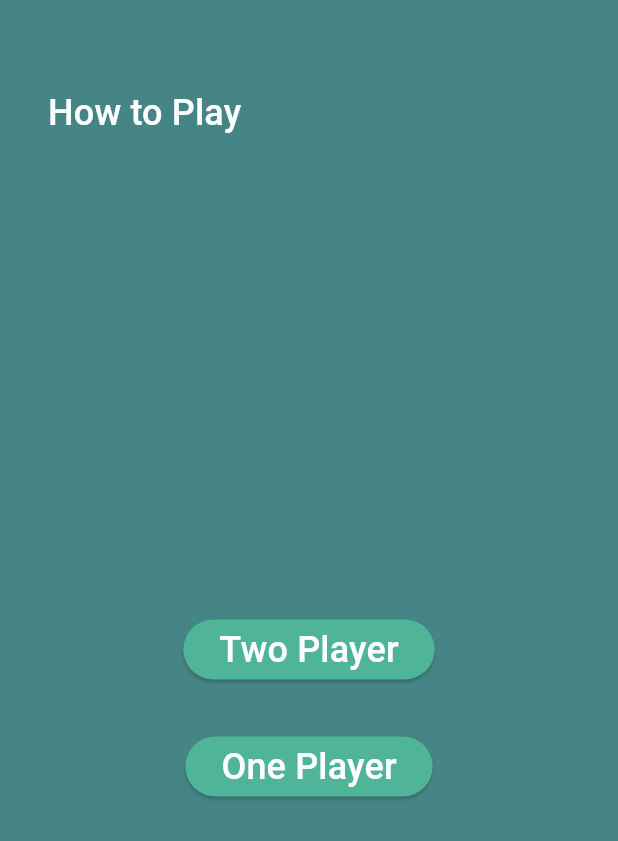
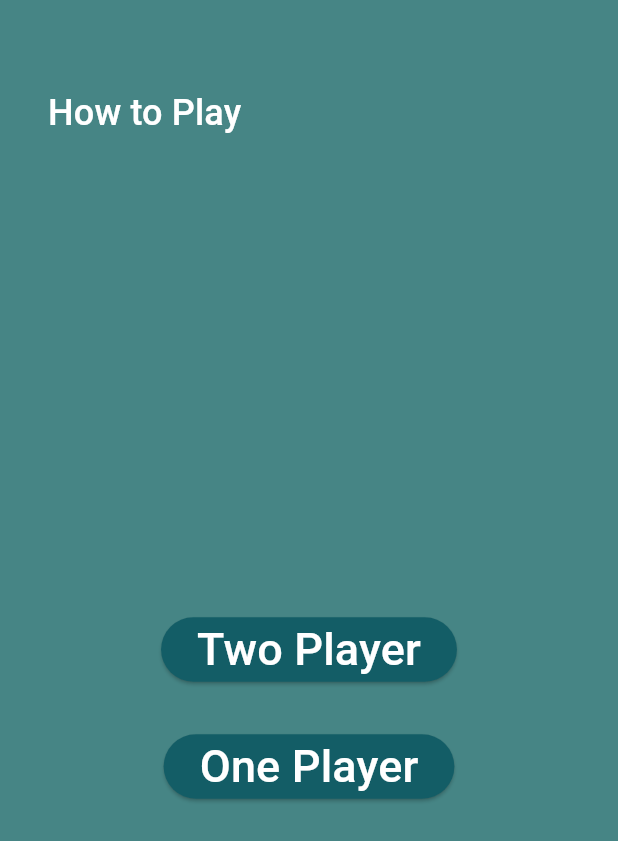
Before and after one commit to samiha-akter/XoXo, a Flutter app: the screen it shows after launch, on a phone screen of 412 x 824 dp. Shown: the top 841 px of the screen. Run offline on Flutter 3.47's test engine with Material 3 defaults, Android fonts, the light colour scheme and no system bars; our stand-ins replace audioplayers.

Commit message:
colors updated

```diff
--- a/lib/main.dart
+++ b/lib/main.dart
@@ -138,9 +138,10 @@ class HomePage extends StatelessWidget {
                       Navigator.push(context, MaterialPageRoute(builder: (context) => TicTacToeGame(isSinglePlayer: false)));
                     },
                     style: ElevatedButton.styleFrom(
-                      foregroundColor: Colors.white, backgroundColor: Color(0xFF50B498), // Text color
+                      foregroundColor: Colors.white, backgroundColor: Color(0xFF135D66),
+                      // Text color
                     ),
-                    child: Text('Two Player', style: TextStyle(fontSize: 24),),
+                    child: Text('Two Player', style: TextStyle(fontSize: 30),),
                   ),
                   SizedBox(height: 30),
                   ElevatedButton(
@@ -148,9 +149,9 @@ class HomePage extends StatelessWidget {
                       Navigator.push(context, MaterialPageRoute(builder: (context) => TicTacToeGame(isSinglePlayer: true)));
                     },
                     style: ElevatedButton.styleFrom(
-                      foregroundColor: Colors.white, backgroundColor: Color(0xFF50B498), // Text color
+                      foregroundColor: Colors.white, backgroundColor: Color(0xFF135D66), // Text color
                     ),
-                    child: Text('One Player', style: TextStyle(fontSize: 24),),
+                    child: Text('One Player', style: TextStyle(fontSize: 30),),
                   ),
                 ],
               ),
@@ -342,8 +343,8 @@ class _TicTacToeGameState extends State<TicTacToeGame> {
         _currentPlayer = 'X';
         if (_checkGameOver()) {
           _isGameOver = true;
-          _playSound('lose_sound.mp3');
-          Future.delayed(Duration(seconds: 3), () {
+          _playSound('splash_sound.mp3');
+          Future.delayed(Duration(seconds: 2), () {
             Navigator.pop(context);
           });
         }
```
